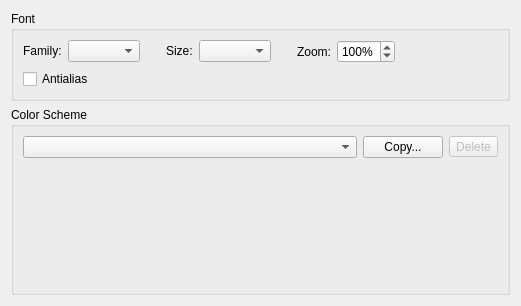
The window that src/plugins/texteditor/fontsettingspage.ui (qt-creator/qt-creator) describes before a commit, drawn with Qt 5.
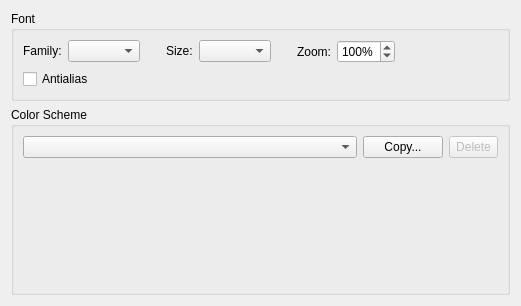
The same window after the commit. Icons and pictures are not drawn. Custom widgets are drawn as their Qt base class.

Diff of the .ui file:
```diff
--- a/src/plugins/texteditor/fontsettingspage.ui
+++ b/src/plugins/texteditor/fontsettingspage.ui
@@ -174,6 +174,12 @@
           <property name="enabled">
            <bool>false</bool>
           </property>
+          <property name="sizePolicy">
+           <sizepolicy hsizetype="Preferred" vsizetype="Preferred">
+            <horstretch>0</horstretch>
+            <verstretch>0</verstretch>
+           </sizepolicy>
+          </property>
           <property name="toolTip">
            <string>Delete</string>
           </property>
```
